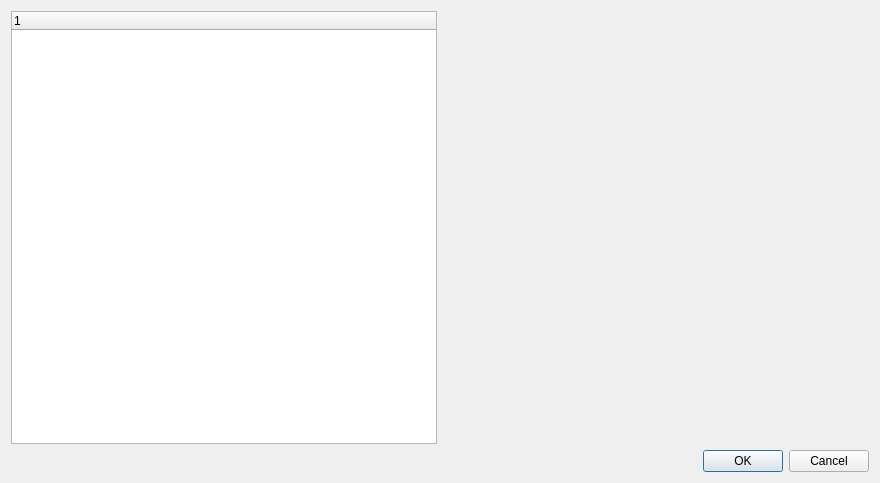
First picture: the form in src/ui/sensordatainfodialog.ui, repository krajsz/AdvBoard, before the edit.
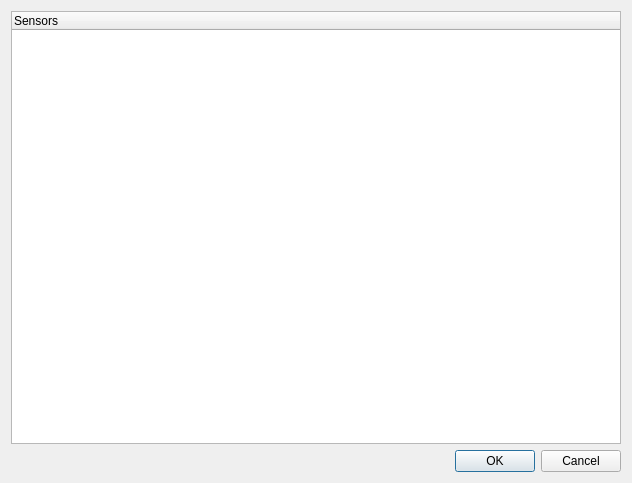
Second picture: the form after the edit.

Commit message: Sensor info dialog improved.

The edit to the form file:
```diff
--- a/src/ui/sensordatainfodialog.ui
+++ b/src/ui/sensordatainfodialog.ui
@@ -6,7 +6,7 @@
    <rect>
     <x>0</x>
     <y>0</y>
-    <width>880</width>
+    <width>632</width>
     <height>483</height>
    </rect>
   </property>
@@ -14,15 +14,6 @@
    <string>Dialog</string>
   </property>
   <layout class="QGridLayout" name="gridLayout">
-   <item row="0" column="0">
-    <widget class="QTreeWidget" name="sensorDataTreeView">
-     <column>
-      <property name="text">
-       <string/>
-      </property>
-     </column>
-    </widget>
-   </item>
    <item row="1" column="1">
     <widget class="QDialogButtonBox" name="buttonBox">
      <property name="orientation">
@@ -33,6 +24,18 @@
      </property>
     </widget>
    </item>
+   <item row="0" column="0" colspan="2">
+    <widget class="QTreeWidget" name="sensorDataTreeView">
+     <property name="columnCount">
+      <number>1</number>
+     </property>
+     <column>
+      <property name="text">
+       <string>Sensors</string>
+      </property>
+     </column>
+    </widget>
+   </item>
   </layout>
  </widget>
  <resources/>
```
Left out of the diff: 2 changed lines with no effect on the pictures. The commit also changes 4 other files.
